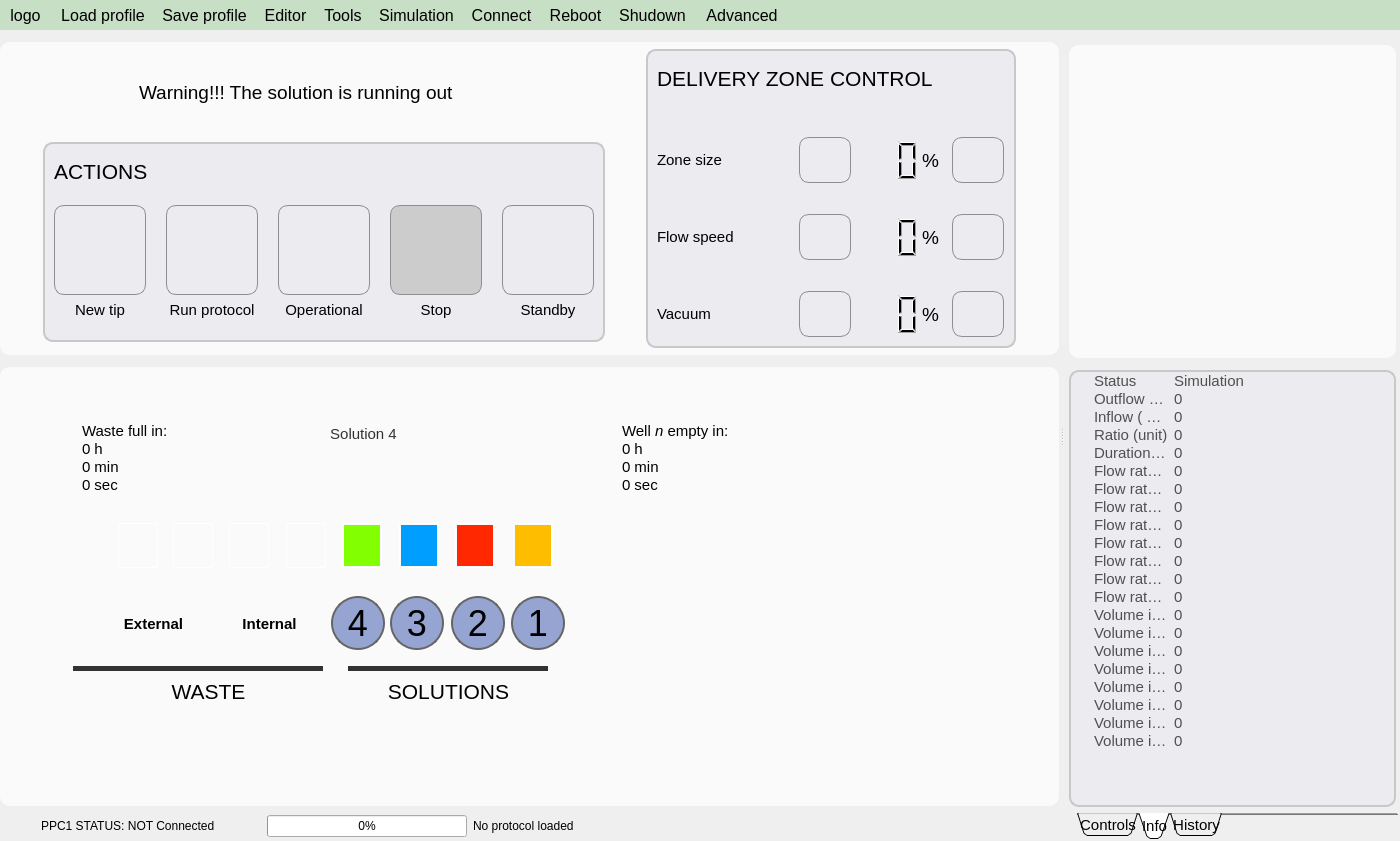
First picture: the form in apps/Lab-on-a-tip/Lab-on-a-tip.ui, repository bellonemauro/Labonatip2.0, before the edit.
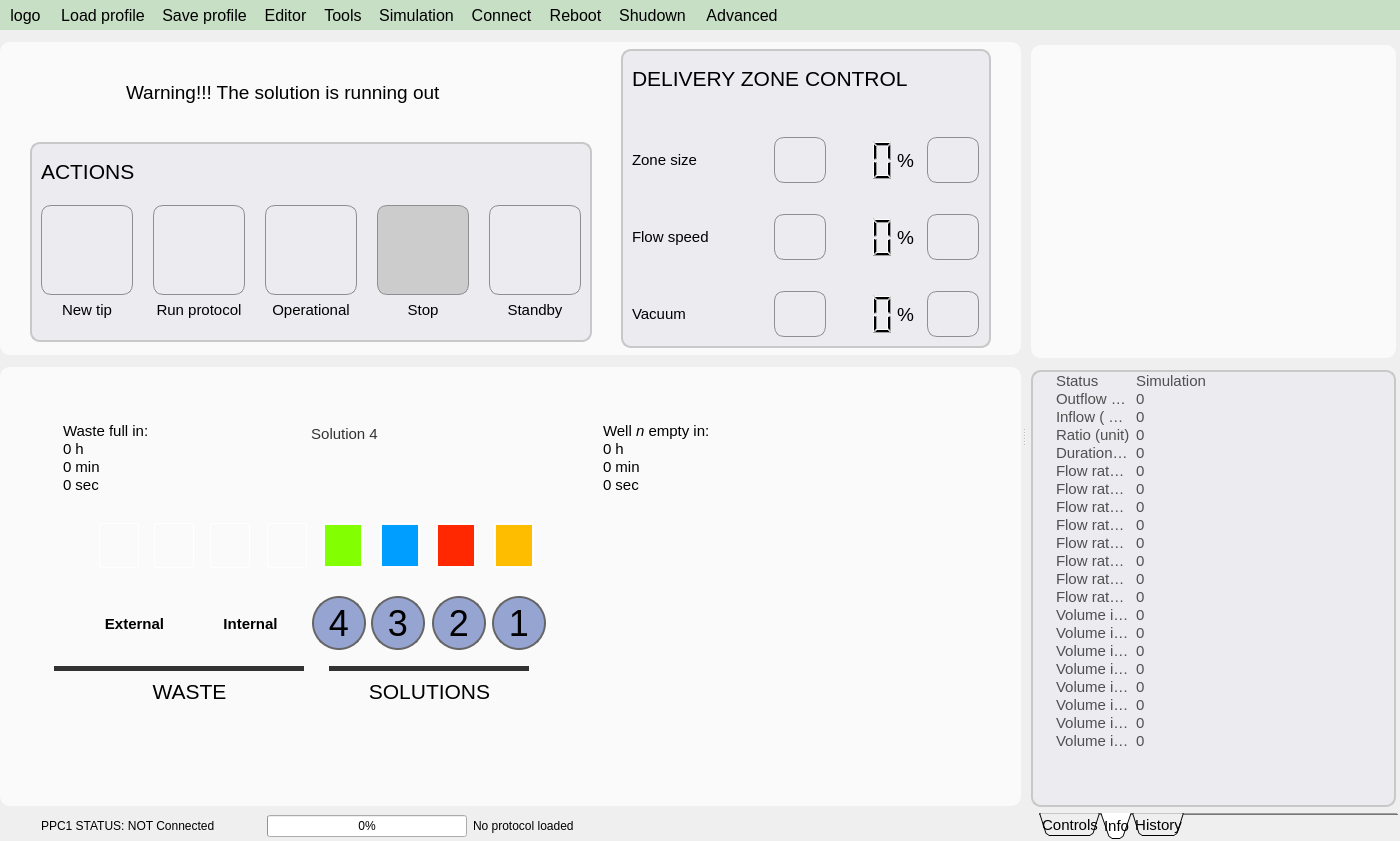
Second picture: the form after the edit. Icons and pictures are not drawn.

What changed in the file:
```diff
--- a/apps/Lab-on-a-tip/Lab-on-a-tip.ui
+++ b/apps/Lab-on-a-tip/Lab-on-a-tip.ui
@@ -139,7 +139,7 @@
         <rect>
          <x>0</x>
          <y>0</y>
-         <width>1078</width>
+         <width>1022</width>
          <height>737</height>
         </rect>
        </property>
@@ -181,7 +181,7 @@
             <rect>
              <x>0</x>
              <y>0</y>
-             <width>1078</width>
+             <width>1022</width>
              <height>689</height>
             </rect>
            </property>
@@ -3067,7 +3067,7 @@
    </property>
    <property name="minimumSize">
     <size>
-     <width>317</width>
+     <width>373</width>
      <height>609</height>
     </size>
    </property>
```
Left out of the diff: 16 changed lines with no effect on the pictures.
